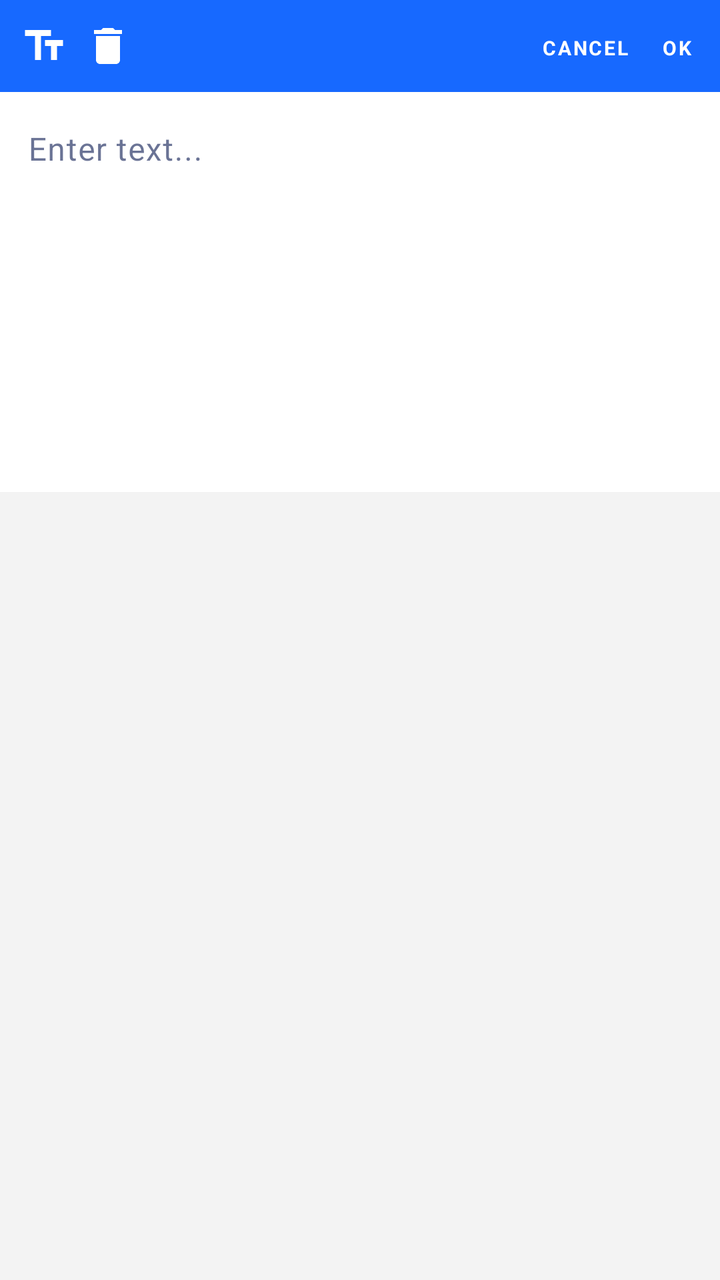
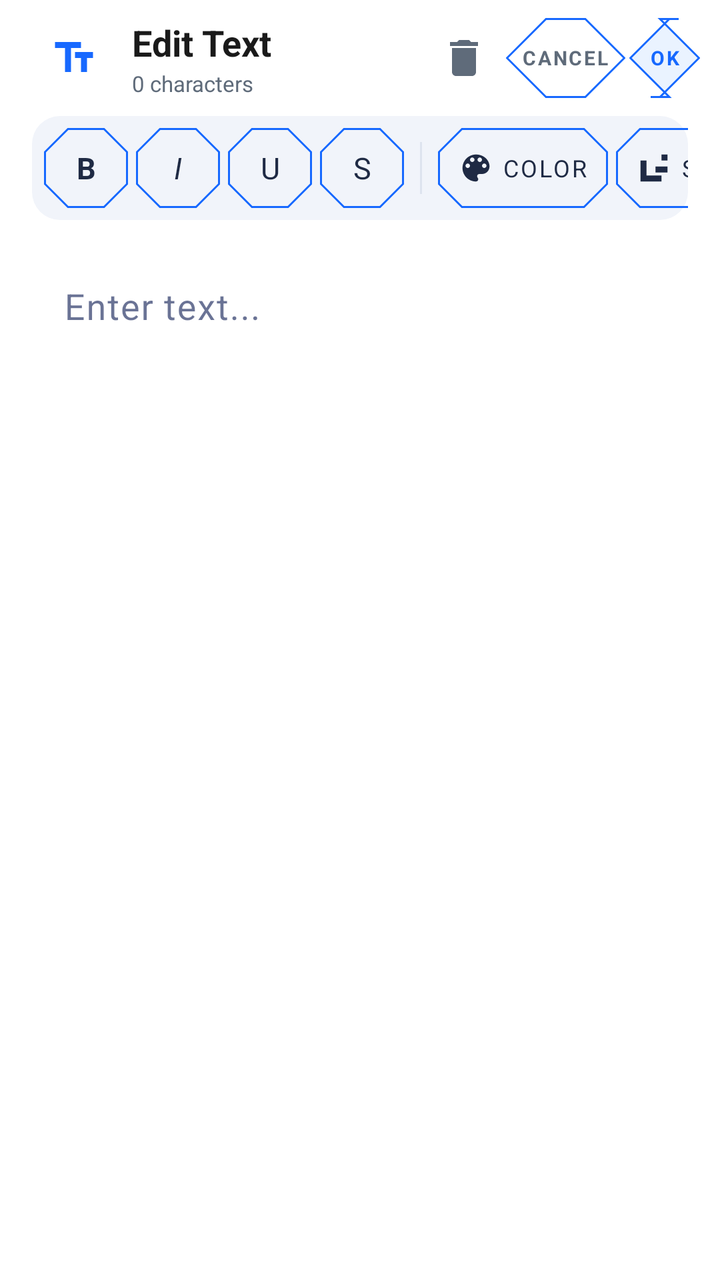

Screens rendered from an Android XML layout before and after an edit, with the pre-edit source and the edit as a unified diff.
<!-- AndroidManifest.xml: application theme AppTheme -->
<!-- res/layout/dialog_edit_text.xml -->
<?xml version="1.0" encoding="utf-8"?>
<LinearLayout xmlns:android="http://schemas.android.com/apk/res/android"
    xmlns:app="http://schemas.android.com/apk/res-auto"
    android:layout_width="match_parent"
    android:layout_height="wrap_content"
    android:background="#F3F3F3"
    android:orientation="vertical">

    <LinearLayout
        android:layout_width="match_parent"
        android:layout_height="46dp"
        android:background="@color/brand_blue"
        android:gravity="center_vertical"
        android:orientation="horizontal"
        android:paddingStart="6dp"
        android:paddingEnd="6dp">

        <ImageButton
            android:id="@+id/btnTextIndicator"
            android:layout_width="32dp"
            android:layout_height="32dp"
            android:background="?attr/selectableItemBackgroundBorderless"
            android:contentDescription="Text editor"
            android:padding="6dp"
            android:src="@drawable/ic_text_fields_24px"
            android:clickable="true"
            android:focusable="true"
            app:tint="@android:color/white" />

        <ImageButton
            android:id="@+id/btnClearText"
            android:layout_width="32dp"
            android:layout_height="32dp"
            android:background="?attr/selectableItemBackgroundBorderless"
            android:contentDescription="Clear text"
            android:padding="6dp"
            android:src="@drawable/ic_delete_24px"
            app:tint="@android:color/white" />

        <com.google.android.material.button.MaterialButton
            android:id="@+id/btnTextColor"
            style="@style/Widget.MaterialComponents.Button.TextButton"
            android:layout_width="wrap_content"
            android:layout_height="26dp"
            android:minWidth="0dp"
            android:paddingHorizontal="6dp"
            android:text="Color"
            android:textColor="@android:color/white"
            android:textSize="9sp"
            android:visibility="gone" />

        <com.google.android.material.button.MaterialButton
            android:id="@+id/btnTextSize"
            style="@style/Widget.MaterialComponents.Button.TextButton"
            android:layout_width="wrap_content"
            android:layout_height="26dp"
            android:minWidth="0dp"
            android:paddingHorizontal="6dp"
            android:text="Size"
            android:textColor="@android:color/white"
            android:textSize="9sp"
            android:visibility="gone" />

        <com.google.android.material.button.MaterialButton
            android:id="@+id/btnMoreText"
            style="@style/Widget.MaterialComponents.Button.TextButton"
            android:layout_width="wrap_content"
            android:layout_height="26dp"
            android:minWidth="0dp"
            android:paddingHorizontal="6dp"
            android:text="More"
            android:textColor="@android:color/white"
            android:textSize="9sp"
            android:visibility="gone" />

        <View
            android:layout_width="0dp"
            android:layout_height="1dp"
            android:layout_weight="1" />

        <com.google.android.material.button.MaterialButton
            android:id="@+id/btnCancel"
            style="@style/Widget.MaterialComponents.Button.TextButton"
            android:layout_width="wrap_content"
            android:layout_height="32dp"
            android:minWidth="0dp"
            android:paddingHorizontal="8dp"
            android:text="CANCEL"
            android:textColor="@android:color/white"
            android:textSize="10sp"
            android:textStyle="bold" />

        <com.google.android.material.button.MaterialButton
            android:id="@+id/btnOk"
            style="@style/Widget.MaterialComponents.Button.TextButton"
            android:layout_width="wrap_content"
            android:layout_height="32dp"
            android:minWidth="0dp"
            android:paddingHorizontal="8dp"
            android:text="OK"
            android:textColor="@android:color/white"
            android:textSize="10sp"
            android:textStyle="bold" />
    </LinearLayout>

    <LinearLayout
        android:visibility="gone"
        android:layout_width="match_parent"
        android:layout_height="wrap_content"
        android:background="@color/brand_blue"
        android:gravity="center_vertical"
        android:orientation="horizontal"
        android:paddingStart="6dp"
        android:paddingEnd="6dp"
        android:paddingBottom="4dp">

        <com.google.android.material.button.MaterialButton
            android:id="@+id/btnBold"
            style="@style/Widget.MaterialComponents.Button.TextButton"
            android:layout_width="34dp"
            android:layout_height="24dp"
            android:insetTop="0dp"
            android:insetBottom="0dp"
            android:minWidth="0dp"
            android:padding="0dp"
            android:text="B"
            android:textColor="@android:color/white"
            android:textSize="13sp"
            android:visibility="gone"
            android:textStyle="bold" />

        <com.google.android.material.button.MaterialButton
            android:id="@+id/btnItalic"
            style="@style/Widget.MaterialComponents.Button.TextButton"
            android:layout_width="34dp"
            android:layout_height="24dp"
            android:layout_marginStart="2dp"
            android:insetTop="0dp"
            android:insetBottom="0dp"
            android:minWidth="0dp"
            android:padding="0dp"
            android:text="I"
            android:textColor="@android:color/white"
            android:textSize="13sp"
            android:visibility="gone"
            android:textStyle="italic" />

        <com.google.android.material.button.MaterialButton
            android:id="@+id/btnUnderline"
            style="@style/Widget.MaterialComponents.Button.TextButton"
            android:layout_width="34dp"
            android:layout_height="24dp"
            android:layout_marginStart="2dp"
            android:insetTop="0dp"
            android:insetBottom="0dp"
            android:minWidth="0dp"
            android:padding="0dp"
            android:text="U"
            android:textColor="@android:color/white"
            android:textSize="13sp"
            android:visibility="gone" />

        <com.google.android.material.button.MaterialButton
            android:id="@+id/btnStrikethrough"
            style="@style/Widget.MaterialComponents.Button.TextButton"
            android:layout_width="34dp"
            android:layout_height="24dp"
            android:layout_marginStart="2dp"
            android:insetTop="0dp"
            android:insetBottom="0dp"
            android:minWidth="0dp"
            android:padding="0dp"
            android:text="S"
            android:textColor="@android:color/white"
            android:textSize="13sp"
            android:visibility="gone" />

    </LinearLayout>

    <LinearLayout
        android:layout_width="match_parent"
        android:layout_height="wrap_content"
        android:background="#F7F7F7"
        android:orientation="vertical"
        android:padding="0dp">

        <com.google.android.material.textfield.TextInputLayout
            android:id="@+id/textInputLayout"
            style="@style/Widget.MaterialComponents.TextInputLayout.OutlinedBox"
            android:layout_width="match_parent"
            android:layout_height="200dp"
            android:background="#FFFFFF"
            app:boxBackgroundColor="#FFFFFF"
            app:boxCornerRadiusBottomEnd="0dp"
            app:boxCornerRadiusBottomStart="0dp"
            app:boxCornerRadiusTopEnd="0dp"
            app:boxCornerRadiusTopStart="0dp"
            app:boxStrokeWidth="0dp"
            app:boxStrokeWidthFocused="0dp">

            <com.google.android.material.textfield.TextInputEditText
                android:id="@+id/etTextInput"
                android:layout_width="match_parent"
                android:layout_height="match_parent"
                android:background="#FFFFFF"
                android:gravity="top|start"
                android:hint="@string/edit_text_hint"
                android:inputType="textMultiLine|textCapSentences"
                android:minLines="6"
                android:maxLines="12"
                android:padding="14dp"
                android:scrollbars="vertical"
                android:textAppearance="?attr/textAppearanceBody1"
                android:textColorHint="@color/brand_blue" />
        </com.google.android.material.textfield.TextInputLayout>
    </LinearLayout>
</LinearLayout>
<!-- resources referenced by this layout -->
<resources>
  <color name="brand_blue">#1769FF</color>
  <string name="edit_text_hint">Enter text...</string>
  <color name="white">#fff</color>
  <color name="black">#000</color>
  <color name="brand_navy">#07164F</color>
  <color name="gray">#616161</color>
  <style name="AppBottomNavigation" parent="Widget.MaterialComponents.BottomNavigationView.Colored">
  
      </style>
  <style name="ButtonText" parent="TextAppearance.MaterialComponents.Button">
          <item name="fontFamily">@font/raleway_semibold</item>
      </style>
  <style name="Body1Text" parent="TextAppearance.MaterialComponents.Body1">
          <item name="fontFamily">@font/raleway_semibold</item>
      </style>
  <style name="Body2Text" parent="TextAppearance.MaterialComponents.Body2">
          <item name="fontFamily">@font/raleway_semibold</item>
      </style>
  <style name="CaptionText" parent="TextAppearance.MaterialComponents.Caption">
          <item name="fontFamily">@font/raleway_semibold</item>
      </style>
  <style name="Headline4Text" parent="TextAppearance.MaterialComponents.Headline6">
          <item name="fontFamily">@font/raleway_semibold</item>
      </style>
  <style name="Headline5Text" parent="TextAppearance.MaterialComponents.Headline6">
          <item name="fontFamily">@font/raleway_semibold</item>
      </style>
  <style name="Headline6Text" parent="TextAppearance.MaterialComponents.Headline6">
          <item name="fontFamily">@font/raleway_semibold</item>
      </style>
  <style name="AppFloatingActionButton" parent="Widget.MaterialComponents.FloatingActionButton">
          <item name="shapeAppearanceOverlay">@style/FloatingActionButton</item>
      </style>
  <style name="LargeComponent" parent="ShapeAppearance.MaterialComponents.LargeComponent">
          <item name="cornerFamily">cut</item>
          <item name="cornerSize">0dp</item>
      </style>
  <style name="FloatingActionButton" parent="ShapeAppearanceOverlay.MaterialComponents.FloatingActionButton">
      </style>
  <!-- unchanged entries left out for length: 7 -->
</resources>

<!-- the commit's change to res/layout/dialog_edit_text.xml (unified diff, before → after) -->
@@ -2,216 +2,289 @@
 <LinearLayout xmlns:android="http://schemas.android.com/apk/res/android"
     xmlns:app="http://schemas.android.com/apk/res-auto"
     android:layout_width="match_parent"
-    android:layout_height="wrap_content"
-    android:background="#F3F3F3"
+    android:layout_height="match_parent"
+    android:background="@drawable/bg_text_edit_sheet"
+    android:clipToOutline="true"
     android:orientation="vertical">
 
     <LinearLayout
         android:layout_width="match_parent"
-        android:layout_height="46dp"
-        android:background="@color/brand_blue"
+        android:layout_height="58dp"
         android:gravity="center_vertical"
         android:orientation="horizontal"
-        android:paddingStart="6dp"
-        android:paddingEnd="6dp">
+        android:paddingStart="18dp"
+        android:paddingEnd="10dp">
 
         <ImageButton
             android:id="@+id/btnTextIndicator"
-            android:layout_width="32dp"
-            android:layout_height="32dp"
+            android:layout_width="38dp"
+            android:layout_height="38dp"
             android:background="?attr/selectableItemBackgroundBorderless"
-            android:contentDescription="Text editor"
-            android:padding="6dp"
+            android:clickable="true"
+            android:contentDescription="Toggle text case"
+            android:focusable="true"
+            android:padding="7dp"
             android:src="@drawable/ic_text_fields_24px"
-            android:clickable="true"
-            android:focusable="true"
-            app:tint="@android:color/white" />
+            app:tint="@color/brand_blue" />
+
+        <LinearLayout
+            android:layout_width="0dp"
+            android:layout_height="match_parent"
+            android:layout_marginStart="10dp"
+            android:layout_weight="1"
+            android:gravity="center_vertical"
+            android:orientation="vertical">
+
+            <TextView
+                android:id="@+id/tvEditTextTitle"
+                android:layout_width="match_parent"
+                android:layout_height="wrap_content"
+                android:text="Edit Text"
+                android:textColor="@color/light_text_primary"
+                android:textSize="18sp"
+                android:textStyle="bold" />
+
+            <TextView
+                android:id="@+id/tvTextCharCount"
+                android:layout_width="match_parent"
+                android:layout_height="wrap_content"
+                android:layout_marginTop="1dp"
+                android:text="0 characters"
+                android:textColor="@color/light_text_secondary"
+                android:textSize="11sp" />
+        </LinearLayout>
 
         <ImageButton
             android:id="@+id/btnClearText"
-            android:layout_width="32dp"
-            android:layout_height="32dp"
+            android:layout_width="38dp"
+            android:layout_height="38dp"
             android:background="?attr/selectableItemBackgroundBorderless"
             android:contentDescription="Clear text"
-            android:padding="6dp"
+            android:padding="7dp"
             android:src="@drawable/ic_delete_24px"
-            app:tint="@android:color/white" />
-
-        <com.google.android.material.button.MaterialButton
-            android:id="@+id/btnTextColor"
-            style="@style/Widget.MaterialComponents.Button.TextButton"
-            android:layout_width="wrap_content"
-            android:layout_height="26dp"
-            android:minWidth="0dp"
-            android:paddingHorizontal="6dp"
-            android:text="Color"
-            android:textColor="@android:color/white"
-            android:textSize="9sp"
-            android:visibility="gone" />
-
-        <com.google.android.material.button.MaterialButton
-            android:id="@+id/btnTextSize"
-            style="@style/Widget.MaterialComponents.Button.TextButton"
-            android:layout_width="wrap_content"
-            android:layout_height="26dp"
-            android:minWidth="0dp"
-            android:paddingHorizontal="6dp"
-            android:text="Size"
-            android:textColor="@android:color/white"
-            android:textSize="9sp"
-            android:visibility="gone" />
-
-        <com.google.android.material.button.MaterialButton
-            android:id="@+id/btnMoreText"
-            style="@style/Widget.MaterialComponents.Button.TextButton"
-            android:layout_width="wrap_content"
-            android:layout_height="26dp"
-            android:minWidth="0dp"
-            android:paddingHorizontal="6dp"
-            android:text="More"
-            android:textColor="@android:color/white"
-            android:textSize="9sp"
-            android:visibility="gone" />
-
-        <View
-            android:layout_width="0dp"
-            android:layout_height="1dp"
-            android:layout_weight="1" />
+            app:tint="@color/light_text_secondary" />
 
         <com.google.android.material.button.MaterialButton
             android:id="@+id/btnCancel"
             style="@style/Widget.MaterialComponents.Button.TextButton"
             android:layout_width="wrap_content"
-            android:layout_height="32dp"
+            android:layout_height="40dp"
+            android:layout_marginStart="2dp"
+            android:contentDescription="Cancel"
+            android:insetTop="0dp"
+            android:insetBottom="0dp"
             android:minWidth="0dp"
+            android:minHeight="0dp"
             android:paddingHorizontal="8dp"
             android:text="CANCEL"
-            android:textColor="@android:color/white"
+            android:textColor="@color/light_text_secondary"
             android:textSize="10sp"
-            android:textStyle="bold" />
+            android:textStyle="bold"
+            app:backgroundTint="@android:color/transparent"
+            app:cornerRadius="20dp"
+            app:iconTint="@color/light_text_secondary" />
 
         <com.google.android.material.button.MaterialButton
             android:id="@+id/btnOk"
             style="@style/Widget.MaterialComponents.Button.TextButton"
             android:layout_width="wrap_content"
-            android:layout_height="32dp"
-            android:minWidth="0dp"
-            android:paddingHorizontal="8dp"
-            android:text="OK"
-            android:textColor="@android:color/white"
-            android:textSize="10sp"
-            android:textStyle="bold" />
-    </LinearLayout>
-
-    <LinearLayout
-        android:visibility="gone"
-        android:layout_width="match_parent"
-        android:layout_height="wrap_content"
-        android:background="@color/brand_blue"
-        android:gravity="center_vertical"
-        android:orientation="horizontal"
-        android:paddingStart="6dp"
-        android:paddingEnd="6dp"
-        android:paddingBottom="4dp">
-
-        <com.google.android.material.button.MaterialButton
-            android:id="@+id/btnBold"
-            style="@style/Widget.MaterialComponents.Button.TextButton"
-            android:layout_width="34dp"
-            android:layout_height="24dp"
+            android:layout_height="40dp"
+            android:layout_marginStart="2dp"
+            android:contentDescription="Apply text"
             android:insetTop="0dp"
             android:insetBottom="0dp"
             android:minWidth="0dp"
-            android:padding="0dp"
-            android:text="B"
-            android:textColor="@android:color/white"
-            android:textSize="13sp"
-            android:visibility="gone"
-            android:textStyle="bold" />
-
-        <com.google.android.material.button.MaterialButton
-            android:id="@+id/btnItalic"
-            style="@style/Widget.MaterialComponents.Button.TextButton"
-            android:layout_width="34dp"
-            android:layout_height="24dp"
-            android:layout_marginStart="2dp"
-            android:insetTop="0dp"
-            android:insetBottom="0dp"
-            android:minWidth="0dp"
-            android:padding="0dp"
-            android:text="I"
-            android:textColor="@android:color/white"
-            android:textSize="13sp"
-            android:visibility="gone"
-            android:textStyle="italic" />
-
-        <com.google.android.material.button.MaterialButton
-            android:id="@+id/btnUnderline"
-            style="@style/Widget.MaterialComponents.Button.TextButton"
-            android:layout_width="34dp"
-            android:layout_height="24dp"
-            android:layout_marginStart="2dp"
-            android:insetTop="0dp"
-            android:insetBottom="0dp"
-            android:minWidth="0dp"
-            android:padding="0dp"
-            android:text="U"
-            android:textColor="@android:color/white"
-            android:textSize="13sp"
-            android:visibility="gone" />
-
-        <com.google.android.material.button.MaterialButton
-            android:id="@+id/btnStrikethrough"
-            style="@style/Widget.MaterialComponents.Button.TextButton"
-            android:layout_width="34dp"
-            android:layout_height="24dp"
-            android:layout_marginStart="2dp"
-            android:insetTop="0dp"
-            android:insetBottom="0dp"
-            android:minWidth="0dp"
-            android:padding="0dp"
-            android:text="S"
-            android:textColor="@android:color/white"
-            android:textSize="13sp"
-            android:visibility="gone" />
-
+            android:minHeight="0dp"
+            android:paddingHorizontal="10dp"
+            android:text="OK"
+            android:textColor="@color/brand_blue"
+            android:textSize="10sp"
+            android:textStyle="bold"
+            app:backgroundTint="#EAF3FF"
+            app:cornerRadius="20dp"
+            app:iconTint="@color/brand_blue" />
     </LinearLayout>
 
-    <LinearLayout
+    <HorizontalScrollView
         android:layout_width="match_parent"
-        android:layout_height="wrap_content"
-        android:background="#F7F7F7"
-        android:orientation="vertical"
-        android:padding="0dp">
-
-        <com.google.android.material.textfield.TextInputLayout
-            android:id="@+id/textInputLayout"
-            style="@style/Widget.MaterialComponents.TextInputLayout.OutlinedBox"
+        android:layout_height="52dp"
+        android:layout_marginHorizontal="16dp"
+        android:layout_marginBottom="12dp"
+        android:background="@drawable/bg_text_edit_toolbar"
+        android:fillViewport="false"
+        android:overScrollMode="never"
+        android:scrollbars="none">
+
+        <LinearLayout
+            android:layout_width="wrap_content"
+            android:layout_height="match_parent"
+            android:gravity="center_vertical"
+            android:orientation="horizontal"
+            android:paddingHorizontal="6dp">
+
+            <com.google.android.material.button.MaterialButton
+                android:id="@+id/btnBold"
+                style="@style/Widget.MaterialComponents.Button.TextButton"
+                android:layout_width="42dp"
+                android:layout_height="40dp"
+                android:insetTop="0dp"
+                android:insetBottom="0dp"
+                android:minWidth="0dp"
+                android:minHeight="0dp"
+                android:padding="0dp"
+                android:text="B"
+                android:textColor="#1F2A44"
+                android:textSize="15sp"
+                android:textStyle="bold"
+                app:backgroundTint="@android:color/transparent"
+                app:cornerRadius="12dp" />
+
+            <com.google.android.material.button.MaterialButton
+                android:id="@+id/btnItalic"
+                style="@style/Widget.MaterialComponents.Button.TextButton"
+                android:layout_width="42dp"
+                android:layout_height="40dp"
+                android:layout_marginStart="4dp"
+                android:insetTop="0dp"
+                android:insetBottom="0dp"
+                android:minWidth="0dp"
+                android:minHeight="0dp"
+                android:padding="0dp"
+                android:text="I"
+                android:textColor="#1F2A44"
+                android:textSize="15sp"
+                android:textStyle="italic"
+                app:backgroundTint="@android:color/transparent"
+                app:cornerRadius="12dp" />
+
+            <com.google.android.material.button.MaterialButton
+                android:id="@+id/btnUnderline"
+                style="@style/Widget.MaterialComponents.Button.TextButton"
+                android:layout_width="42dp"
+                android:layout_height="40dp"
+                android:layout_marginStart="4dp"
+                android:insetTop="0dp"
+                android:insetBottom="0dp"
+                android:minWidth="0dp"
+                android:minHeight="0dp"
+                android:padding="0dp"
+                android:text="U"
+                android:textColor="#1F2A44"
+                android:textSize="15sp"
+                app:backgroundTint="@android:color/transparent"
+                app:cornerRadius="12dp" />
+
+            <com.google.android.material.button.MaterialButton
+                android:id="@+id/btnStrikethrough"
+                style="@style/Widget.MaterialComponents.Button.TextButton"
+                android:layout_width="42dp"
+                android:layout_height="40dp"
+                android:layout_marginStart="4dp"
+                android:insetTop="0dp"
+                android:insetBottom="0dp"
+                android:minWidth="0dp"
+                android:minHeight="0dp"
+                android:padding="0dp"
+                android:text="S"
+                android:textColor="#1F2A44"
+                android:textSize="15sp"
+                app:backgroundTint="@android:color/transparent"
+                app:cornerRadius="12dp" />
+
+            <View
+                android:layout_width="1dp"
+                android:layout_height="26dp"
+                android:layout_marginHorizontal="8dp"
+                android:background="#DDE4EF" />
+
+            <com.google.android.material.button.MaterialButton
+                android:id="@+id/btnTextColor"
+                style="@style/Widget.MaterialComponents.Button.TextButton"
+                android:layout_width="wrap_content"
+                android:layout_height="40dp"
+                android:insetTop="0dp"
+                android:insetBottom="0dp"
+                android:minWidth="0dp"
+                android:minHeight="0dp"
+                android:paddingHorizontal="10dp"
+                android:text="Color"
+                android:textColor="#1F2A44"
+                android:textSize="12sp"
+                app:cornerRadius="12dp"
+                app:icon="@drawable/ic_sharp_palette_24px"
+                app:iconPadding="4dp"
+                app:iconSize="18dp"
+                app:iconTint="#1F2A44" />
+
+            <com.google.android.material.button.MaterialButton
+                android:id="@+id/btnTextSize"
+                style="@style/Widget.MaterialComponents.Button.TextButton"
+                android:layout_width="wrap_content"
+                android:layout_height="40dp"
+                android:layout_marginStart="4dp"
+                android:insetTop="0dp"
+                android:insetBottom="0dp"
+                android:minWidth="0dp"
+                android:minHeight="0dp"
+                android:paddingHorizontal="10dp"
+                android:text="Size"
+                android:textColor="#1F2A44"
+                android:textSize="12sp"
+                app:cornerRadius="12dp"
+                app:icon="@drawable/ic_size_24px"
+                app:iconPadding="4dp"
+                app:iconSize="18dp"
+                app:iconTint="#1F2A44" />
+
+            <com.google.android.material.button.MaterialButton
+                android:id="@+id/btnMoreText"
+                style="@style/Widget.MaterialComponents.Button.TextButton"
+                android:layout_width="wrap_content"
+                android:layout_height="40dp"
+                android:layout_marginStart="4dp"
+                android:insetTop="0dp"
+                android:insetBottom="0dp"
+                android:minWidth="0dp"
+                android:minHeight="0dp"
+                android:paddingHorizontal="10dp"
+                android:text="Case"
+                android:textColor="#1F2A44"
+                android:textSize="12sp"
+                app:cornerRadius="12dp" />
+        </LinearLayout>
+    </HorizontalScrollView>
+
+    <com.google.android.material.textfield.TextInputLayout
+        android:id="@+id/textInputLayout"
+        style="@style/Widget.MaterialComponents.TextInputLayout.OutlinedBox"
+        android:layout_width="match_parent"
+        android:layout_height="0dp"
+        android:layout_marginHorizontal="16dp"
+        android:layout_marginBottom="16dp"
+        android:layout_weight="1"
+        app:boxBackgroundColor="#F8FAFD"
+        app:boxCornerRadiusBottomEnd="16dp"
+        app:boxCornerRadiusBottomStart="16dp"
+        app:boxCornerRadiusTopEnd="16dp"
+        app:boxCornerRadiusTopStart="16dp"
+        app:boxStrokeColor="#E2E8F2"
+        app:boxStrokeWidth="0dp"
+        app:boxStrokeWidthFocused="1dp">
+
+        <com.google.android.material.textfield.TextInputEditText
+            android:id="@+id/etTextInput"
             android:layout_width="match_parent"
-            android:layout_height="200dp"
-            android:background="#FFFFFF"
-            app:boxBackgroundColor="#FFFFFF"
-            app:boxCornerRadiusBottomEnd="0dp"
-            app:boxCornerRadiusBottomStart="0dp"
-            app:boxCornerRadiusTopEnd="0dp"
-            app:boxCornerRadiusTopStart="0dp"
-            app:boxStrokeWidth="0dp"
-            app:boxStrokeWidthFocused="0dp">
-
-            <com.google.android.material.textfield.TextInputEditText
-                android:id="@+id/etTextInput"
-                android:layout_width="match_parent"
-                android:layout_height="match_parent"
-                android:background="#FFFFFF"
-                android:gravity="top|start"
-                android:hint="@string/edit_text_hint"
-                android:inputType="textMultiLine|textCapSentences"
-                android:minLines="6"
-                android:maxLines="12"
-                android:padding="14dp"
-                android:scrollbars="vertical"
-                android:textAppearance="?attr/textAppearanceBody1"
-                android:textColorHint="@color/brand_blue" />
-        </com.google.android.material.textfield.TextInputLayout>
-    </LinearLayout>
+            android:layout_height="match_parent"
+            android:background="@android:color/transparent"
+            android:gravity="top|start"
+            android:hint="@string/edit_text_hint"
+            android:inputType="textMultiLine|textCapSentences"
+            android:minLines="8"
+            android:padding="16dp"
+            android:scrollbars="vertical"
+            android:textAppearance="?attr/textAppearanceBody1"
+            android:textColor="#07164F"
+            android:textColorHint="@color/light_text_tertiary"
+            android:textSize="18sp" />
+    </com.google.android.material.textfield.TextInputLayout>
 </LinearLayout>
<!-- resource entries referenced after the edit -->
@@ -1,6 +1,40 @@
 <!-- resources referenced by this layout -->
 <resources>
   <color name="brand_blue">#1769FF</color>
+  <color name="light_text_primary">#1A1A1A</color>
+  <color name="light_text_secondary">#5F6B7A</color>
+  <color name="light_text_tertiary">#8A94A6</color>
+  <!-- drawable bg_text_edit_sheet (drawable) -->
+  <?xml version="1.0" encoding="utf-8"?>
+  <shape xmlns:android="http://schemas.android.com/apk/res/android"
+      android:shape="rectangle">
+      <solid android:color="#FFFFFF" />
+      <corners android:radius="20dp" />
+  </shape>
+  <!-- drawable bg_text_edit_toolbar (drawable) -->
+  <?xml version="1.0" encoding="utf-8"?>
+  <shape xmlns:android="http://schemas.android.com/apk/res/android"
+      android:shape="rectangle">
+      <solid android:color="#F1F4FA" />
+      <corners android:radius="14dp" />
+  </shape>
+  <!-- drawable ic_sharp_palette_24px (drawable) -->
+  <vector xmlns:android="http://schemas.android.com/apk/res/android"
+      android:width="24dp"
+      android:height="24dp"
+      android:viewportWidth="24"
+      android:viewportHeight="24">
+    <path
+        android:fillColor="#FF000000"
+        android:pathData="M12,3c-4.97,0 -9,4.03 -9,9s4.03,9 9,9c0.83,0 1.5,-0.67 1.5,-1.5 0,-0.39 -0.15,-0.74 -0.39,-1.01 -0.23,-0.26 -0.38,-0.61 -0.38,-0.99 0,-0.83 0.67,-1.5 1.5,-1.5L16,16c2.76,0 5,-2.24 5,-5 0,-4.42 -4.03,-8 -9,-8zM6.5,12c-0.83,0 -1.5,-0.67 -1.5,-1.5S5.67,9 6.5,9 8,9.67 8,10.5 7.33,12 6.5,12zM9.5,8C8.67,8 8,7.33 8,6.5S8.67,5 9.5,5s1.5,0.67 1.5,1.5S10.33,8 9.5,8zM14.5,8c-0.83,0 -1.5,-0.67 -1.5,-1.5S13.67,5 14.5,5s1.5,0.67 1.5,1.5S15.33,8 14.5,8zM17.5,12c-0.83,0 -1.5,-0.67 -1.5,-1.5S16.67,9 17.5,9s1.5,0.67 1.5,1.5 -0.67,1.5 -1.5,1.5z"/>
+  </vector>
+  <!-- drawable ic_size_24px (drawable) -->
+  <vector xmlns:android="http://schemas.android.com/apk/res/android"
+      android:width="24dp" android:height="24dp"
+      android:viewportWidth="24" android:viewportHeight="24">
+    <path android:fillColor="@android:color/white"
+        android:pathData="M7,17L7,7L3,7L3,21L17,21L17,17L7,17zM17,7L21,7L21,3L17,3L17,7zM17,11L21,11L21,15L17,15L17,11zM13,11L17,11L17,15L13,15L13,11z"/>
+  </vector>
   <string name="edit_text_hint">Enter text...</string>
   <color name="white">#fff</color>
   <color name="black">#000</color>
